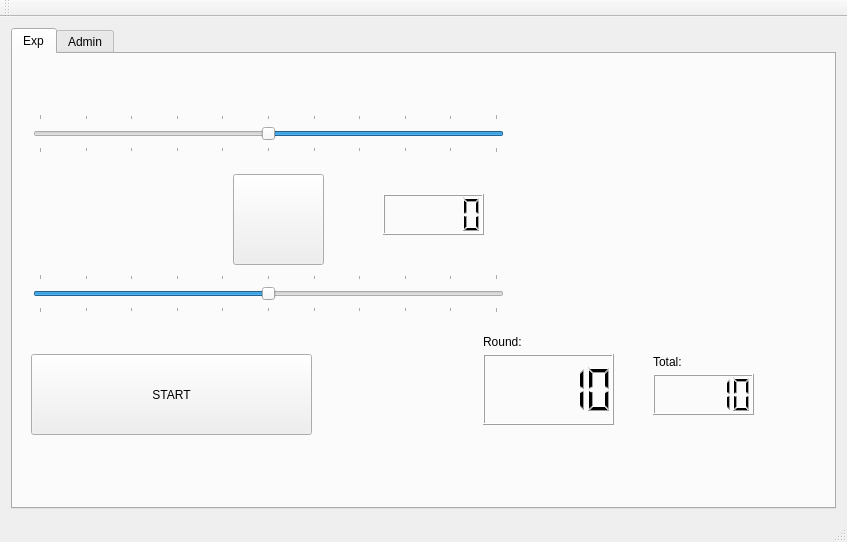
Before: the Qt Designer form hri/include/mainwindow.ui in mpatacchiola/naogui, drawn with Qt 5.
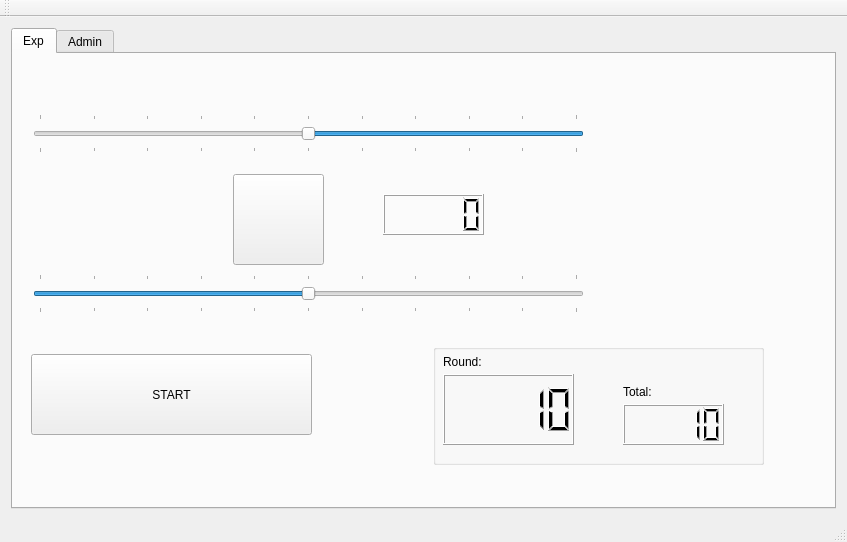
After: the same form once the commit is applied.

Commit message: GUI modified with more lcd

```diff
--- a/hri/include/mainwindow.ui
+++ b/hri/include/mainwindow.ui
@@ -43,32 +43,6 @@
            </font>
           </property>
          </widget>
-         <widget class="QLCDNumber" name="lcdNumberTresure">
-          <property name="geometry">
-           <rect>
-            <x>640</x>
-            <y>320</y>
-            <width>101</width>
-            <height>41</height>
-           </rect>
-          </property>
-          <property name="font">
-           <font>
-            <pointsize>15</pointsize>
-            <weight>75</weight>
-            <bold>true</bold>
-           </font>
-          </property>
-          <property name="layoutDirection">
-           <enum>Qt::LeftToRight</enum>
-          </property>
-          <property name="autoFillBackground">
-           <bool>false</bool>
-          </property>
-          <property name="intValue" stdset="0">
-           <number>10</number>
-          </property>
-         </widget>
          <widget class="QPushButton" name="btnConfirm">
           <property name="geometry">
            <rect>
@@ -90,7 +64,7 @@
            <rect>
             <x>20</x>
             <y>220</y>
-            <width>471</width>
+            <width>551</width>
             <height>39</height>
            </rect>
           </property>
@@ -131,7 +105,7 @@
            <rect>
             <x>20</x>
             <y>60</y>
-            <width>471</width>
+            <width>551</width>
             <height>39</height>
            </rect>
           </property>
@@ -154,11 +128,23 @@
            <number>1</number>
           </property>
          </widget>
+         <widget class="QGroupBox" name="groupBox_4">
+          <property name="geometry">
+           <rect>
+            <x>420</x>
+            <y>290</y>
+            <width>331</width>
+            <height>121</height>
+           </rect>
+          </property>
+          <property name="title">
+           <string/>
+          </property>
          <widget class="QLabel" name="label_4">
           <property name="geometry">
            <rect>
-            <x>640</x>
-            <y>300</y>
+             <x>190</x>
+             <y>40</y>
             <width>81</width>
             <height>16</height>
            </rect>
@@ -167,13 +153,13 @@
            <string>Total:</string>
           </property>
          </widget>
-         <widget class="QLCDNumber" name="lcdNumberTresure_2">
+          <widget class="QLCDNumber" name="lcdNumberTresure">
           <property name="geometry">
            <rect>
-            <x>470</x>
-            <y>300</y>
-            <width>131</width>
-            <height>71</height>
+             <x>190</x>
+             <y>60</y>
+             <width>101</width>
+             <height>41</height>
            </rect>
           </property>
           <property name="font">
@@ -196,8 +182,8 @@
          <widget class="QLabel" name="label_5">
           <property name="geometry">
            <rect>
-            <x>470</x>
-            <y>280</y>
+             <x>10</x>
+             <y>10</y>
             <width>81</width>
             <height>16</height>
            </rect>
@@ -205,6 +191,33 @@
           <property name="text">
            <string>Round:</string>
           </property>
+          </widget>
+          <widget class="QLCDNumber" name="lcdNumberRound">
+           <property name="geometry">
+            <rect>
+             <x>10</x>
+             <y>30</y>
+             <width>131</width>
+             <height>71</height>
+            </rect>
+           </property>
+           <property name="font">
+            <font>
+             <pointsize>15</pointsize>
+             <weight>75</weight>
+             <bold>true</bold>
+            </font>
+           </property>
+           <property name="layoutDirection">
+            <enum>Qt::LeftToRight</enum>
+           </property>
+           <property name="autoFillBackground">
+            <bool>false</bool>
+           </property>
+           <property name="intValue" stdset="0">
+            <number>10</number>
+           </property>
+          </widget>
          </widget>
         </widget>
         <widget class="QWidget" name="tab_2">
```
Left out of the diff: 6 changed lines with no effect on the pictures. Lines whose indentation alone changed are shown as unchanged. The commit also changes 5 other files.
